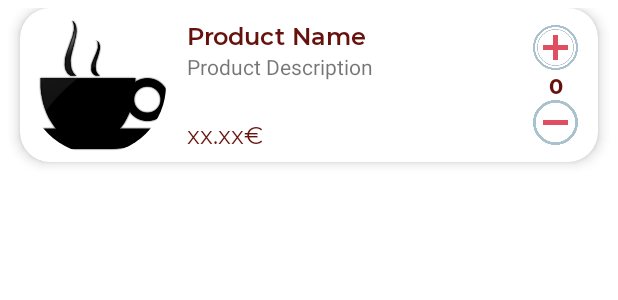
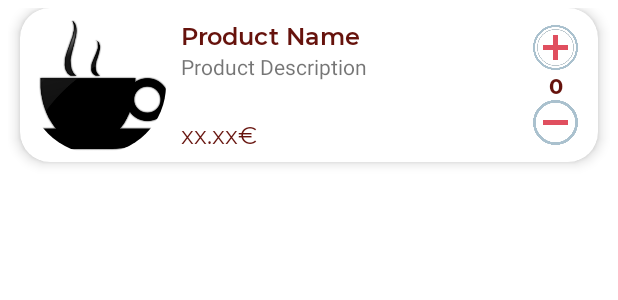
Before and after one commit to Alexandreaam/CMOV_Acme_Client, an Android app: the layout food_card.xml on its own in the app's theme, with its tools: preview values and no code run, on a phone screen of 412 x 824 dp. Shown: the top 300 px of the screen. Run offline under Robolectric (Android 15) with nearby library versions, the phone set to English and light mode, and no system bars; plain views replace RoundedImageView; network calls fail.

Commit message:
Fixed product name layout for smaller displays

```diff
--- a/app/src/main/res/layout/food_card.xml
+++ b/app/src/main/res/layout/food_card.xml
@@ -45,9 +45,9 @@
                 android:id="@+id/prod_name"
                 android:layout_width="0dp"
                 android:layout_height="wrap_content"
-                android:layout_marginStart="14dp"
+                android:layout_marginStart="10dp"
                 android:layout_marginTop="2dp"
-                android:layout_marginEnd="24dp"
+                android:layout_marginEnd="10dp"
                 android:fontFamily="@font/montserratsemibold"
                 android:text="@string/prod_name"
                 android:textColor="@color/colorPrimaryDark"
@@ -60,7 +60,7 @@
                 android:id="@+id/prod_price"
                 android:layout_width="wrap_content"
                 android:layout_height="wrap_content"
-                android:layout_marginStart="14dp"
+                android:layout_marginStart="10dp"
                 android:layout_marginBottom="2dp"
                 android:fontFamily="@font/montserratregular"
                 android:text="@string/product_price"
@@ -105,8 +105,8 @@
                 android:id="@+id/prod_desc"
                 android:layout_width="0dp"
                 android:layout_height="0dp"
-                android:layout_marginStart="14dp"
-                android:layout_marginEnd="24dp"
+                android:layout_marginStart="10dp"
+                android:layout_marginEnd="10dp"
                 android:text="@string/prod_desc"
                 app:layout_constraintBottom_toTopOf="@+id/prod_price"
                 app:layout_constraintEnd_toStartOf="@+id/add_butt"
```
